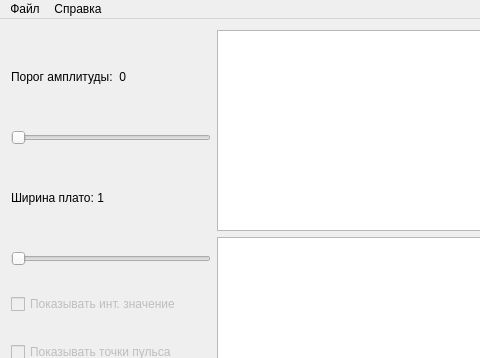
The window that mainwindow.ui (Ionnia/HeartbeatFinder) describes before a commit, drawn with Qt 5; both pictures show x 0 to 480 and y 0 to 358 of the 885 by 471 pixel window.
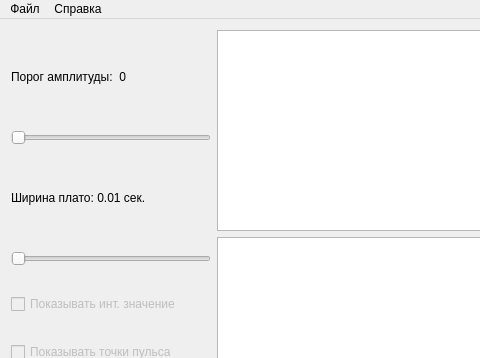
The same window after the commit. Custom widgets are drawn as their Qt base class.

Commit message: Оптимизирована загрузка файла. Изменены надписи слайдеров. Подправлен метод вычисления сердцебиения

The edit to the form file:
```diff
--- a/mainwindow.ui
+++ b/mainwindow.ui
@@ -71,7 +71,7 @@
          </size>
         </property>
         <property name="text">
-         <string>Ширина плато: 1</string>
+         <string>Ширина плато: 0.01 сек.</string>
         </property>
        </widget>
       </item>
```
Left out of the diff: 4 changed lines with no effect on the pictures. The commit also changes 2 other files.
